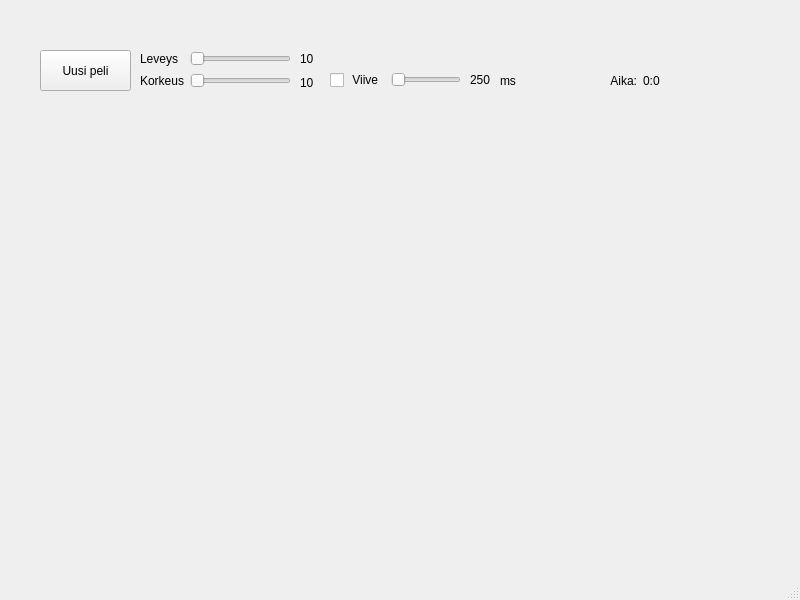
juhsul/match3, file student/13/match3/mainwindow.ui: the form before one commit.
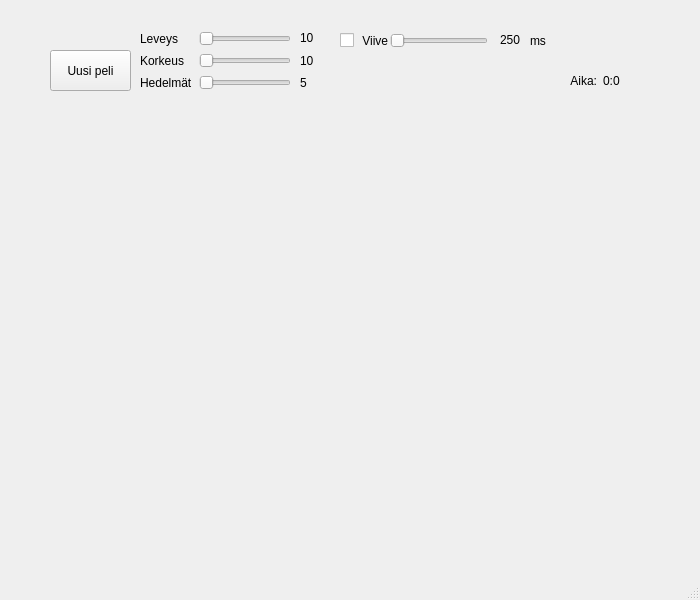
The form after the commit.

Commit message: pudotuksen jälkeinen tarkastelu

The edit to the form file:
```diff
--- a/student/13/match3/mainwindow.ui
+++ b/student/13/match3/mainwindow.ui
@@ -9,7 +9,7 @@
    <rect>
     <x>0</x>
     <y>0</y>
-    <width>800</width>
+    <width>700</width>
     <height>600</height>
    </rect>
   </property>
@@ -30,9 +30,9 @@
    <widget class="QPushButton" name="new_game_btn">
     <property name="geometry">
      <rect>
-      <x>40</x>
+      <x>50</x>
       <y>50</y>
-      <width>91</width>
+      <width>81</width>
       <height>41</height>
      </rect>
     </property>
@@ -44,9 +44,9 @@
     <property name="geometry">
      <rect>
       <x>140</x>
-      <y>50</y>
+      <y>30</y>
       <width>151</width>
-      <height>41</height>
+      <height>61</height>
      </rect>
     </property>
     <layout class="QGridLayout" name="gridLayout">
@@ -57,20 +57,6 @@
        </property>
       </widget>
      </item>
-     <item row="1" column="0">
-      <widget class="QLabel" name="label_height">
-       <property name="text">
-        <string>Korkeus</string>
-       </property>
-      </widget>
-     </item>
-     <item row="0" column="1">
-      <widget class="QSlider" name="horizontal_slider_x">
-       <property name="orientation">
-        <enum>Qt::Horizontal</enum>
-       </property>
-      </widget>
-     </item>
      <item row="0" column="0">
       <widget class="QLabel" name="label_width">
        <property name="text">
@@ -78,25 +64,46 @@
        </property>
       </widget>
      </item>
+     <item row="0" column="1">
+      <widget class="QSlider" name="horizontal_slider_x">
+       <property name="orientation">
+        <enum>Qt::Horizontal</enum>
+       </property>
+      </widget>
+     </item>
+     <item row="1" column="0">
+      <widget class="QLabel" name="label_height">
+       <property name="text">
+        <string>Korkeus</string>
+       </property>
+      </widget>
+     </item>
+     <item row="2" column="1">
+      <widget class="QSlider" name="horizontal_slider_fruits">
+       <property name="orientation">
+        <enum>Qt::Horizontal</enum>
+       </property>
+      </widget>
+     </item>
+     <item row="2" column="0">
+      <widget class="QLabel" name="label">
+       <property name="text">
+        <string>Hedelmät</string>
+       </property>
+      </widget>
+     </item>
     </layout>
    </widget>
    <widget class="QWidget" name="gridLayoutWidget_2">
     <property name="geometry">
      <rect>
       <x>300</x>
-      <y>50</y>
+      <y>30</y>
       <width>21</width>
-      <height>41</height>
+      <height>61</height>
      </rect>
     </property>
     <layout class="QGridLayout" name="gridLayout_2">
-     <item row="0" column="0">
-      <widget class="QLabel" name="label_x">
-       <property name="text">
-        <string>10</string>
-       </property>
-      </widget>
-     </item>
      <item row="1" column="0">
       <widget class="QLabel" name="label_y">
        <property name="text">
@@ -104,29 +111,17 @@
        </property>
       </widget>
      </item>
-    </layout>
-   </widget>
-   <widget class="QWidget" name="gridLayoutWidget_3">
-    <property name="geometry">
-     <rect>
-      <x>330</x>
-      <y>70</y>
-      <width>131</width>
-      <height>21</height>
-     </rect>
-    </property>
-    <layout class="QGridLayout" name="gridLayout_3">
      <item row="0" column="0">
-      <widget class="QCheckBox" name="delay_box">
+      <widget class="QLabel" name="label_x">
        <property name="text">
-        <string> Viive</string>
+        <string>10</string>
        </property>
       </widget>
      </item>
-     <item row="0" column="1">
-      <widget class="QSlider" name="horizontal_slider_delay">
-       <property name="orientation">
-        <enum>Qt::Horizontal</enum>
+     <item row="2" column="0">
+      <widget class="QLabel" name="label_fruits">
+       <property name="text">
+        <string>5</string>
        </property>
       </widget>
      </item>
@@ -135,8 +130,8 @@
    <widget class="QLabel" name="label_delay">
     <property name="geometry">
      <rect>
-      <x>470</x>
-      <y>70</y>
+      <x>500</x>
+      <y>30</y>
       <width>71</width>
       <height>20</height>
      </rect>
@@ -148,8 +143,8 @@
    <widget class="QLabel" name="ms">
     <property name="geometry">
      <rect>
-      <x>500</x>
-      <y>70</y>
+      <x>530</x>
+      <y>30</y>
       <width>47</width>
       <height>21</height>
      </rect>
@@ -161,7 +156,7 @@
    <widget class="QWidget" name="gridLayoutWidget_4">
     <property name="geometry">
      <rect>
-      <x>560</x>
+      <x>520</x>
       <y>60</y>
       <width>160</width>
       <height>41</height>
@@ -193,13 +188,39 @@
      </item>
     </layout>
    </widget>
+   <widget class="QCheckBox" name="delay_box">
+    <property name="geometry">
+     <rect>
+      <x>340</x>
+      <y>30</y>
+      <width>50</width>
+      <height>21</height>
+     </rect>
+    </property>
+    <property name="text">
+     <string> Viive</string>
+    </property>
+   </widget>
+   <widget class="QSlider" name="horizontal_slider_delay">
+    <property name="geometry">
+     <rect>
+      <x>390</x>
+      <y>30</y>
+      <width>98</width>
+      <height>21</height>
+     </rect>
+    </property>
+    <property name="orientation">
+     <enum>Qt::Horizontal</enum>
+    </property>
+   </widget>
   </widget>
   <widget class="QMenuBar" name="menubar">
    <property name="geometry">
     <rect>
      <x>0</x>
      <y>0</y>
-     <width>800</width>
+     <width>700</width>
      <height>20</height>
     </rect>
    </property>
```
The commit also changes 2 other files.
